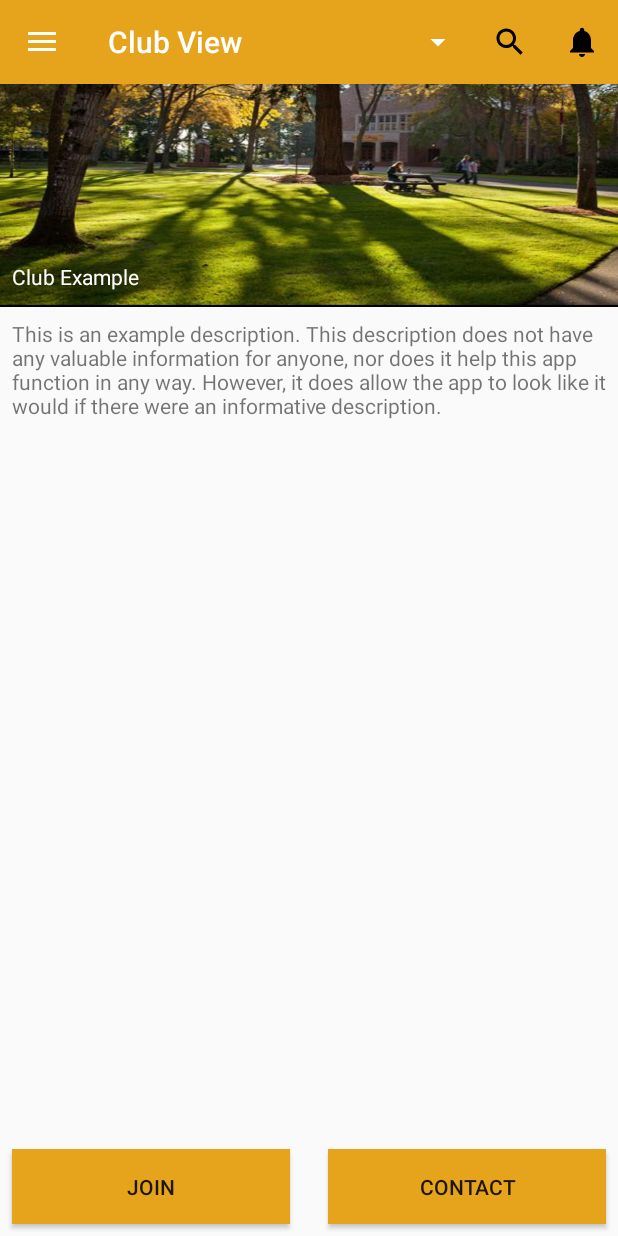
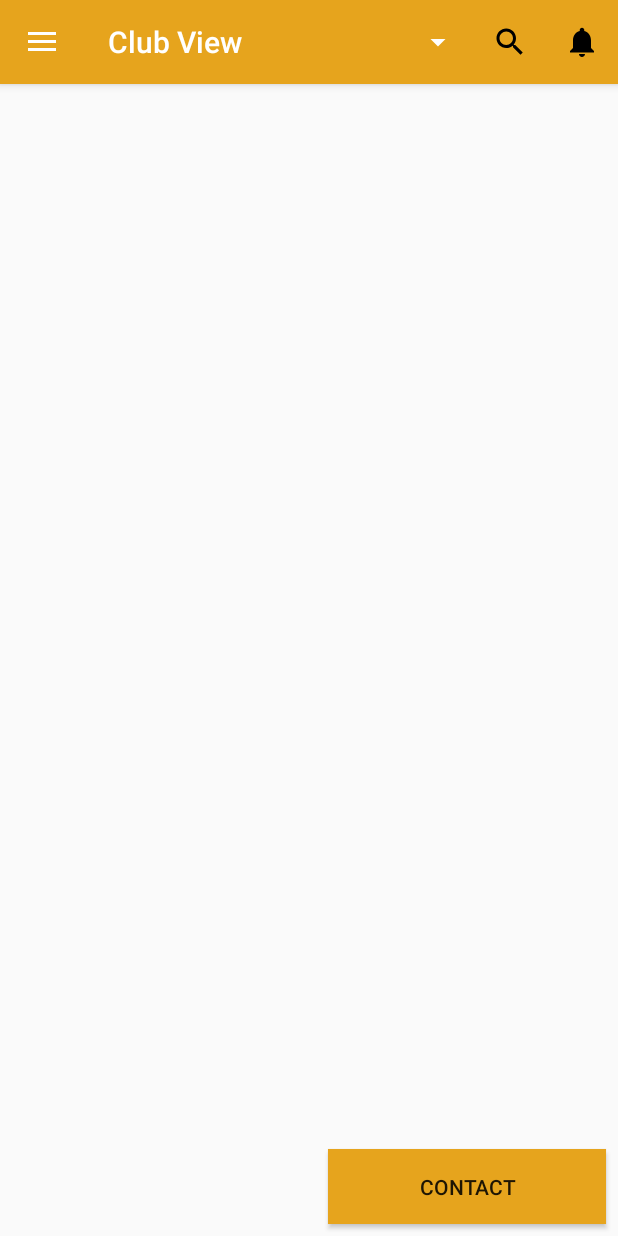
Before and after one commit to 98hengthai/PLU-Club-App, an Android app: the screen it shows after launch (MainActivity), on a phone screen of 412 x 824 dp. Run offline under Robolectric (Android 15) with nearby library versions, the phone set to English and light mode, and no system bars.

Commit message:
Update content_main.xml
I'm not sure how to remove this club view home page. So I just commented out most of the items.

```diff
--- a/AndroidApp/app/app/src/main/res/layout/content_main.xml
+++ b/AndroidApp/app/app/src/main/res/layout/content_main.xml
@@ -5,19 +5,19 @@
     android:layout_width="match_parent"
     android:layout_height="match_parent" >
 
-    <Button
-        android:id="@+id/button"
-        android:layout_width="185dp"
-        android:layout_height="50dp"
-        android:layout_marginStart="8dp"
-        android:layout_marginLeft="8dp"
-        android:layout_marginBottom="8dp"
-        android:background="#E6A41D"
-        android:text="@string/join"
-        app:layout_constraintBottom_toBottomOf="parent"
-        app:layout_constraintStart_toStartOf="parent"
-        app:layout_constraintTop_toTopOf="@+id/guideline2"
-        app:layout_constraintVertical_bias="1.0" />
+    <!--<Button-->
+        <!--android:id="@+id/button"-->
+        <!--android:layout_width="185dp"-->
+        <!--android:layout_height="50dp"-->
+        <!--android:layout_marginStart="8dp"-->
+        <!--android:layout_marginLeft="8dp"-->
+        <!--android:layout_marginBottom="8dp"-->
+        <!--android:background="#E6A41D"-->
+        <!--android:text="@string/join"-->
+        <!--app:layout_constraintBottom_toBottomOf="parent"-->
+        <!--app:layout_constraintStart_toStartOf="parent"-->
+        <!--app:layout_constraintTop_toTopOf="@+id/guideline2"-->
+        <!--app:layout_constraintVertical_bias="1.0" />-->
 
     <Button
         android:id="@+id/button2"
@@ -34,28 +34,28 @@
         app:layout_constraintTop_toTopOf="@+id/guideline2"
         app:layout_constraintVertical_bias="1.0" />
 
-    <android.support.constraint.Guideline
-        android:id="@+id/guideline2"
-        android:layout_width="0dp"
-        android:layout_height="wrap_content"
-        android:orientation="horizontal"
-        app:layout_constraintGuide_begin="592dp" />
+    <!--<android.support.constraint.Guideline-->
+        <!--android:id="@+id/guideline2"-->
+        <!--android:layout_width="0dp"-->
+        <!--android:layout_height="wrap_content"-->
+        <!--android:orientation="horizontal"-->
+        <!--app:layout_constraintGuide_begin="592dp" />-->
 
-    <ImageView
-        android:id="@+id/imageView"
-        android:layout_width="0dp"
-        android:layout_height="0dp"
-        android:layout_marginEnd="0dp"
-        android:layout_marginRight="8dp"
-        android:contentDescription="@string/picture_of_the_clubs"
-        android:scaleType="fitXY"
-        app:layout_constraintBottom_toTopOf="@+id/guideline"
-        app:layout_constraintEnd_toEndOf="parent"
-        app:layout_constraintHorizontal_bias="1.0"
-        app:layout_constraintStart_toStartOf="parent"
-        app:layout_constraintTop_toTopOf="parent"
-        app:layout_constraintVertical_bias="0.0"
-        app:srcCompat="@drawable/example" />
+    <!--<ImageView-->
+        <!--android:id="@+id/imageView"-->
+        <!--android:layout_width="0dp"-->
+        <!--android:layout_height="0dp"-->
+        <!--android:layout_marginEnd="0dp"-->
+        <!--android:layout_marginRight="8dp"-->
+        <!--android:contentDescription="@string/picture_of_the_clubs"-->
+        <!--android:scaleType="fitXY"-->
+        <!--app:layout_constraintBottom_toTopOf="@+id/guideline"-->
+        <!--app:layout_constraintEnd_toEndOf="parent"-->
+        <!--app:layout_constraintHorizontal_bias="1.0"-->
+        <!--app:layout_constraintStart_toStartOf="parent"-->
+        <!--app:layout_constraintTop_toTopOf="parent"-->
+        <!--app:layout_constraintVertical_bias="0.0"-->
+        <!--app:srcCompat="@drawable/example" />-->
 
     <android.support.constraint.Guideline
         android:id="@+id/guideline"
@@ -66,33 +66,33 @@
     //TODO: bulid a tablayout with description and event stuff.
 
 
-    <TextView
-        android:id="@+id/textView"
-        android:layout_width="wrap_content"
-        android:layout_height="22dp"
-        android:layout_marginStart="8dp"
-        android:layout_marginLeft="8dp"
-        android:layout_marginBottom="8dp"
-        android:shadowColor="#000000"
-        android:text="@string/club_example"
-        android:textColor="#FFFFFF"
-        app:layout_constraintBottom_toTopOf="@+id/guideline"
-        app:layout_constraintStart_toStartOf="parent" />
+    <!--<TextView-->
+        <!--android:id="@+id/textView"-->
+        <!--android:layout_width="wrap_content"-->
+        <!--android:layout_height="22dp"-->
+        <!--android:layout_marginStart="8dp"-->
+        <!--android:layout_marginLeft="8dp"-->
+        <!--android:layout_marginBottom="8dp"-->
+        <!--android:shadowColor="#000000"-->
+        <!--android:text="@string/club_example"-->
+        <!--android:textColor="#FFFFFF"-->
+        <!--app:layout_constraintBottom_toTopOf="@+id/guideline"-->
+        <!--app:layout_constraintStart_toStartOf="parent" />-->
 
-    <TextView
-        android:id="@+id/description"
-        android:layout_width="0dp"
-        android:layout_height="wrap_content"
-        android:layout_marginStart="8dp"
-        android:layout_marginLeft="8dp"
-        android:layout_marginTop="8dp"
-        android:layout_marginEnd="8dp"
-        android:layout_marginRight="8dp"
-        android:text="@string/club_description"
-        app:layout_constraintEnd_toEndOf="parent"
-        app:layout_constraintHorizontal_bias="1.0"
-        app:layout_constraintStart_toStartOf="parent"
-        app:layout_constraintTop_toTopOf="@+id/guideline" />
+    <!--<TextView-->
+        <!--android:id="@+id/description"-->
+        <!--android:layout_width="0dp"-->
+        <!--android:layout_height="wrap_content"-->
+        <!--android:layout_marginStart="8dp"-->
+        <!--android:layout_marginLeft="8dp"-->
+        <!--android:layout_marginTop="8dp"-->
+        <!--android:layout_marginEnd="8dp"-->
+        <!--android:layout_marginRight="8dp"-->
+        <!--android:text="@string/club_description"-->
+        <!--app:layout_constraintEnd_toEndOf="parent"-->
+        <!--app:layout_constraintHorizontal_bias="1.0"-->
+        <!--app:layout_constraintStart_toStartOf="parent"-->
+        <!--app:layout_constraintTop_toTopOf="@+id/guideline" />-->
 
 
 </android.support.constraint.ConstraintLayout>
```
